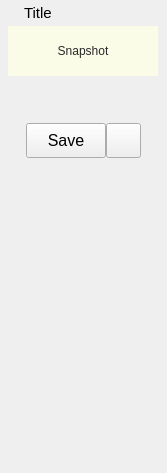
Before: the Qt Designer form src/studiolibrarymaya/resource/ui/BaseSaveWidget.ui in krathjen/studiolibrary, drawn with Qt 5.
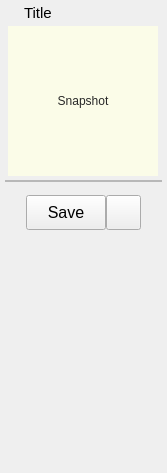
After: the same form once the commit is applied. Icons and pictures are not drawn.

Commit message: Fix resize issue when resizing the save widget

The edit to the form file:
```diff
--- a/src/studiolibrarymaya/resource/ui/BaseSaveWidget.ui
+++ b/src/studiolibrarymaya/resource/ui/BaseSaveWidget.ui
@@ -126,7 +126,7 @@
        <property name="minimumSize">
         <size>
          <width>50</width>
-         <height>50</height>
+         <height>150</height>
         </size>
        </property>
        <property name="maximumSize">
@@ -219,30 +219,15 @@
    </item>
    <item>
     <widget class="QFrame" name="optionsFrame">
-     <property name="sizePolicy">
-      <sizepolicy hsizetype="Preferred" vsizetype="Expanding">
-       <horstretch>0</horstretch>
-       <verstretch>0</verstretch>
-      </sizepolicy>
-     </property>
-     <property name="minimumSize">
-      <size>
-       <width>0</width>
-       <height>30</height>
-      </size>
-     </property>
      <property name="frameShape">
-      <enum>QFrame::NoFrame</enum>
+      <enum>QFrame::StyledPanel</enum>
      </property>
      <property name="frameShadow">
-      <enum>QFrame::Plain</enum>
+      <enum>QFrame::Raised</enum>
      </property>
-     <property name="lineWidth">
-      <number>0</number>
-     </property>
-     <layout class="QHBoxLayout" name="horizontalLayout_5">
+     <layout class="QVBoxLayout" name="verticalLayout_4">
       <property name="spacing">
-       <number>3</number>
+       <number>0</number>
       </property>
       <property name="margin">
        <number>0</number>
```
The commit also changes 5 other files.
